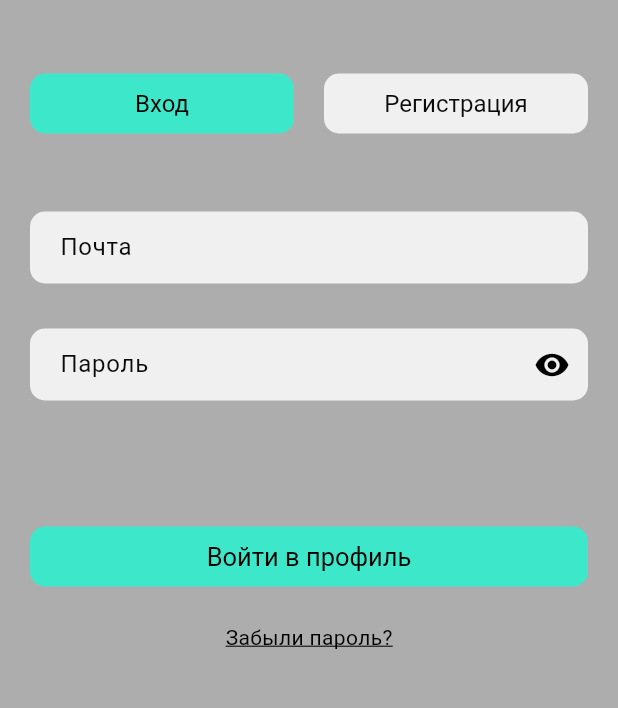
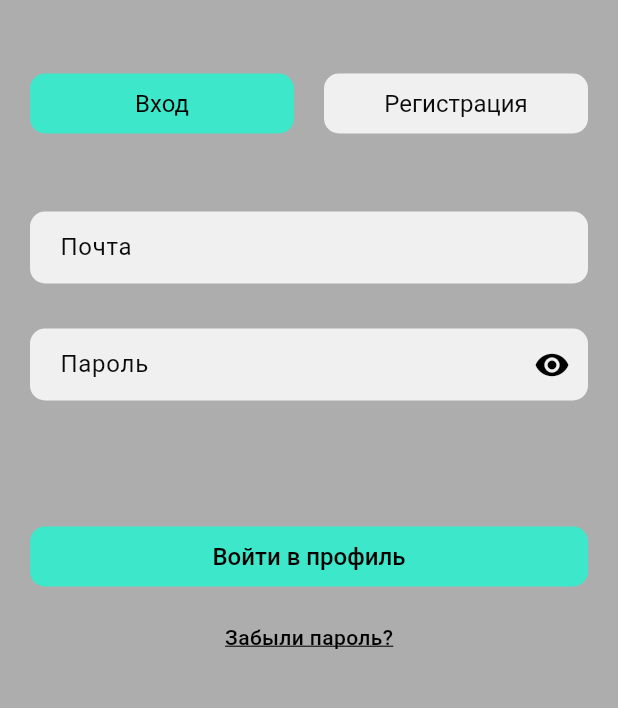
Before and after one commit to toGetIntoLingonberryJam/StreetArtApp, a Flutter app: the screen it shows after launch, after a tap on "Пропустить", after a tap on "Войти", on a phone screen of 412 x 824 dp, the part 372-1080 px from its top. Run offline on Flutter 3.47's test engine with Material 2 defaults, Android fonts, the phone set to English and light mode, and no system bars; our stand-ins replace device_preview, dio, flutter_map, latlong2; missing offline and left inert: localstore.

Commit message:
moved to textstyles (constants)

```diff
--- a/lib/constants.dart
+++ b/lib/constants.dart
@@ -14,15 +14,23 @@ const kSmallContainerRadius = 10.0;
 
 // TextStyles
 abstract class TextStyles {
+  static final body = TextStylesBody();
   static final titles = TextStyleTitles();
   static final headlines = TextStyleHeadlines();
   static final labels = TextStyleLabels();
   static final captions = TextStyleCaptions();
 }
 
+class TextStylesBody {
+  final w400 = const TextStyle(fontSize: 28);
+  final w700 = const TextStyle(fontSize: 28, fontWeight: FontWeight.w700);
+}
+
 class TextStyleTitles {
+  final w400 = const TextStyle(fontSize: 20);
   final w500 = const TextStyle(fontSize: 20, fontWeight: FontWeight.w500);
-  final w700 = const TextStyle(fontSize: 20, fontWeight: FontWeight.bold);
+  final w600 = const TextStyle(fontSize: 20, fontWeight: FontWeight.w600);
+  final w700 = const TextStyle(fontSize: 20, fontWeight: FontWeight.w700);
 }
 
 class TextStyleHeadlines {
@@ -31,7 +39,9 @@ class TextStyleHeadlines {
 }
 
 class TextStyleLabels {
+  final w400 = const TextStyle(fontSize: 14);
   final w500 = const TextStyle(fontSize: 14, fontWeight: FontWeight.w500);
+  final w600 = const TextStyle(fontSize: 14, fontWeight: FontWeight.w600);
 }
 
 class TextStyleCaptions {
--- a/lib/pages/auth/auth_form/login_form.dart
+++ b/lib/pages/auth/auth_form/login_form.dart
@@ -1,5 +1,6 @@
 import 'package:flutter/material.dart';
 import 'package:provider/provider.dart';
+import 'package:street_art_witnesses/constants.dart';
 import 'package:street_art_witnesses/src/providers/user_provider.dart';
 import 'package:street_art_witnesses/src/services/user_service.dart';
 import 'package:street_art_witnesses/src/utils/validator.dart';
@@ -67,10 +68,7 @@ class _LoginViewState extends State<LoginView> {
           const SizedBox(height: 60),
           AppButton.primary(
             onTap: _tryLogin,
-            child: const Text(
-              'Войти в профиль',
-              style: TextStyle(fontSize: 17),
-            ),
+            child: Text('Войти в профиль', style: TextStyles.headlines.w500),
           ),
           const SizedBox(height: 20),
           _forgotPasswordButton(),
@@ -81,9 +79,11 @@ class _LoginViewState extends State<LoginView> {
 
   GestureDetector _forgotPasswordButton() {
     return GestureDetector(
-      child: const Text(
+      child: Text(
         'Забыли пароль?',
-        style: TextStyle(decoration: TextDecoration.underline),
+        style: TextStyles.labels.w500.copyWith(
+          decoration: TextDecoration.underline,
+        ),
       ),
     );
   }
--- a/lib/pages/auth/auth_form/register_form.dart
+++ b/lib/pages/auth/auth_form/register_form.dart
@@ -1,5 +1,6 @@
 import 'package:flutter/material.dart';
 import 'package:provider/provider.dart';
+import 'package:street_art_witnesses/constants.dart';
 import 'package:street_art_witnesses/src/providers/user_provider.dart';
 import 'package:street_art_witnesses/src/services/user_service.dart';
 import 'package:street_art_witnesses/src/utils/utils.dart';
@@ -89,9 +90,9 @@ class _RegisterViewState extends State<RegisterView> {
           const SizedBox(height: 60),
           AppButton.primary(
             onTap: _tryRegister,
-            child: const Text(
+            child: Text(
               'Зарегистрироваться',
-              style: TextStyle(fontSize: 17),
+              style: TextStyles.headlines.w500,
             ),
           ),
         ],
--- a/lib/pages/auth/auth_page.dart
+++ b/lib/pages/auth/auth_page.dart
@@ -45,11 +45,13 @@ class _AuthPageState extends State<AuthPage> {
                     child: authForm == _Form.login
                         ? AppButton.primary(
                             onTap: _switchToLogin,
-                            child: const Text('Вход'),
+                            child:
+                                Text('Вход', style: TextStyles.headlines.w400),
                           )
                         : AppButton.secondary(
                             onTap: _switchToLogin,
-                            child: const Text('Вход'),
+                            child:
+                                Text('Вход', style: TextStyles.headlines.w400),
                           ),
                   ),
                   const SizedBox(width: 20),
@@ -57,11 +59,13 @@ class _AuthPageState extends State<AuthPage> {
                     child: authForm == _Form.register
                         ? AppButton.primary(
                             onTap: _switchToRegister,
-                            child: const Text('Регистрация'),
+                            child: Text('Регистрация',
+                                style: TextStyles.headlines.w400),
                           )
                         : AppButton.secondary(
                             onTap: _switchToRegister,
-                            child: const Text('Регистрация'),
+                            child: Text('Регистрация',
+                                style: TextStyles.headlines.w400),
                           ),
                   ),
                 ],
--- a/lib/pages/home/profile/profile_view/guest_view.dart
+++ b/lib/pages/home/profile/profile_view/guest_view.dart
@@ -54,21 +54,21 @@ class _LoginContainer extends StatelessWidget {
       child: Column(
         mainAxisSize: MainAxisSize.min,
         children: [
-          const Text(
+          Text(
             'Войдите в профиль',
-            style: TextStyle(fontWeight: FontWeight.w600, fontSize: 20),
+            style: TextStyles.titles.w500,
             textAlign: TextAlign.center,
           ),
           const SizedBox(height: 8),
-          const Text(
+          Text(
             'Чтобы пользоваться всеми функциями приложения',
-            style: TextStyle(fontSize: 16),
+            style: TextStyles.headlines.w400,
             textAlign: TextAlign.center,
           ),
           const SizedBox(height: 16),
           AppButton.primary(
             onTap: login,
-            child: const Text('Войти'),
+            child: Text('Войти', style: TextStyles.headlines.w400),
           ),
         ],
       ),
--- a/lib/pages/home/profile/widgets/role_tile.dart
+++ b/lib/pages/home/profile/widgets/role_tile.dart
@@ -1,4 +1,5 @@
 import 'package:flutter/material.dart';
+import 'package:street_art_witnesses/constants.dart';
 
 class RoleTile extends StatelessWidget {
   const RoleTile({
@@ -21,7 +22,7 @@ class RoleTile extends StatelessWidget {
           Expanded(
             child: Text(
               role,
-              style: const TextStyle(fontSize: 16),
+              style: TextStyles.headlines.w400,
               overflow: TextOverflow.ellipsis,
             ),
           ),
--- a/lib/pages/home/tours/tours_page.dart
+++ b/lib/pages/home/tours/tours_page.dart
@@ -1,15 +1,16 @@
 import 'package:flutter/material.dart';
+import 'package:street_art_witnesses/constants.dart';
 
 class ToursPage extends StatelessWidget {
   const ToursPage({super.key});
 
   @override
   Widget build(BuildContext context) {
-    return const Scaffold(
+    return Scaffold(
       body: Center(
         child: Text(
           'Экскурсии',
-          style: TextStyle(fontSize: 20),
+          style: TextStyles.titles.w400,
         ),
       ),
     );
--- a/lib/pages/intro/intro_auth_page.dart
+++ b/lib/pages/intro/intro_auth_page.dart
@@ -1,4 +1,5 @@
 import 'package:flutter/material.dart';
+import 'package:street_art_witnesses/constants.dart';
 import 'package:street_art_witnesses/pages/auth/auth_page.dart';
 import 'package:street_art_witnesses/pages/home/home_page.dart';
 import 'package:street_art_witnesses/src/widgets/buttons/app_button.dart';
@@ -37,26 +38,27 @@ class IntroAuthPage extends StatelessWidget {
                 child: AppLogo(),
               ),
               const SizedBox(height: 40),
-              const Text(
+              Text(
                 'Свидетели Стрит-Арта',
-                style: TextStyle(fontSize: 28, fontWeight: FontWeight.bold),
+                style: TextStyles.body.w700,
                 textAlign: TextAlign.center,
               ),
               const SizedBox(height: 30),
               Text(
                 content,
-                style: const TextStyle(fontSize: 17),
+                style: TextStyles.headlines.w400,
                 textAlign: TextAlign.center,
               ),
               const Expanded(flex: 2, child: SizedBox()),
               AppButton.primary(
                 onTap: () => _navigateToAuth(context),
-                child: const Text('Войти в профиль'),
+                child:
+                    Text('Войти в профиль', style: TextStyles.headlines.w400),
               ),
               const SizedBox(height: 12),
               AppButton.secondary(
                 onTap: () => _navigateToHome(context),
-                child: const Text('Позже'),
+                child: Text('Позже', style: TextStyles.headlines.w400),
               ),
               const Expanded(flex: 2, child: SizedBox()),
             ],
--- a/lib/pages/intro/intro_page.dart
+++ b/lib/pages/intro/intro_page.dart
@@ -1,4 +1,5 @@
 import 'package:flutter/material.dart';
+import 'package:street_art_witnesses/constants.dart';
 import 'package:street_art_witnesses/src/widgets/buttons/app_button.dart';
 import 'package:street_art_witnesses/src/widgets/app_logo.dart';
 
@@ -26,21 +27,21 @@ class IntroPage extends StatelessWidget {
                 child: AppLogo(),
               ),
               const SizedBox(height: 40),
-              const Text(
+              Text(
                 'Свидетели Стрит-Арта',
-                style: TextStyle(fontSize: 28, fontWeight: FontWeight.bold),
+                style: TextStyles.body.w700,
                 textAlign: TextAlign.center,
               ),
               const SizedBox(height: 30),
               Text(
                 content,
-                style: const TextStyle(fontSize: 17),
+                style: TextStyles.headlines.w400,
                 textAlign: TextAlign.center,
               ),
               const Expanded(flex: 2, child: SizedBox()),
               AppButton.primary(
                 onTap: onButtonClicked,
-                child: const Text('Далее'),
+                child: Text('Далее', style: TextStyles.headlines.w400),
               ),
               const Expanded(flex: 2, child: SizedBox()),
             ],
--- a/lib/pages/intro/intro_slider.dart
+++ b/lib/pages/intro/intro_slider.dart
@@ -1,4 +1,5 @@
 import 'package:flutter/material.dart';
+import 'package:street_art_witnesses/constants.dart';
 import 'package:street_art_witnesses/pages/home/home_page.dart';
 import 'package:street_art_witnesses/pages/intro/intro_auth_page.dart';
 import 'package:street_art_witnesses/src/widgets/slider_dots.dart';
@@ -80,7 +81,7 @@ class _IntroSliderState extends State<IntroSlider> {
           onTap: () => Navigator.of(context).pushReplacement(MaterialPageRoute(
             builder: (_) => const HomePage(),
           )),
-          child: const Text('Пропустить'),
+          child: Text('Пропустить', style: TextStyles.labels.w400),
         ),
       ]),
     );
--- a/lib/src/widgets/app_error_widget.dart
+++ b/lib/src/widgets/app_error_widget.dart
@@ -1,14 +1,15 @@
 import 'package:flutter/material.dart';
+import 'package:street_art_witnesses/constants.dart';
 
 class AppErrorWidget extends StatelessWidget {
   const AppErrorWidget({super.key});
 
   @override
   Widget build(BuildContext context) {
-    return const Center(
+    return Center(
       child: Text(
         'Что-то пошло не так. :(',
-        style: TextStyle(fontSize: 20),
+        style: TextStyles.titles.w400,
       ),
     );
   }
--- a/lib/src/widgets/app_link.dart
+++ b/lib/src/widgets/app_link.dart
@@ -43,7 +43,7 @@ class AppLink extends StatelessWidget {
         children: [
           const Icon(Icons.link),
           const SizedBox(width: 8),
-          Text(name, style: TextStyles.headlines.w400)
+          Text(name, style: TextStyles.headlines.w400),
         ],
       ),
     );
--- a/lib/src/widgets/containers/app_list_tile.dart
+++ b/lib/src/widgets/containers/app_list_tile.dart
@@ -1,4 +1,5 @@
 import 'package:flutter/material.dart';
+import 'package:street_art_witnesses/constants.dart';
 
 class AppListTile extends StatelessWidget {
   const AppListTile({
@@ -34,8 +35,7 @@ class AppListTile extends StatelessWidget {
             Expanded(
               child: Text(
                 text,
-                style: TextStyle(
-                  fontSize: 16,
+                style: TextStyles.headlines.w400.copyWith(
                   color: foregroundColor,
                 ),
                 overflow: TextOverflow.ellipsis,
@@ -65,9 +65,8 @@ class _Badge extends StatelessWidget {
       ),
       child: Text(
         '$count',
-        style: const TextStyle(
+        style: TextStyles.labels.w600.copyWith(
           color: Colors.white,
-          fontWeight: FontWeight.w600,
         ),
       ),
     );
```
Also changed, not shown: lib/pages/home/collection/artworks_view.dart (+4 -3 lines), lib/pages/home/collection/authors_view.dart (+7 -2 lines), lib/pages/home/collection/collection_page.dart (+6 -6 lines), lib/pages/home/profile/profile_view/authorized_view.dart (+3 -4 lines), lib/pages/home/profile/widgets/profile_tile.dart (+3 -5 lines), lib/src/utils/utils.dart (+11 -16 lines).
